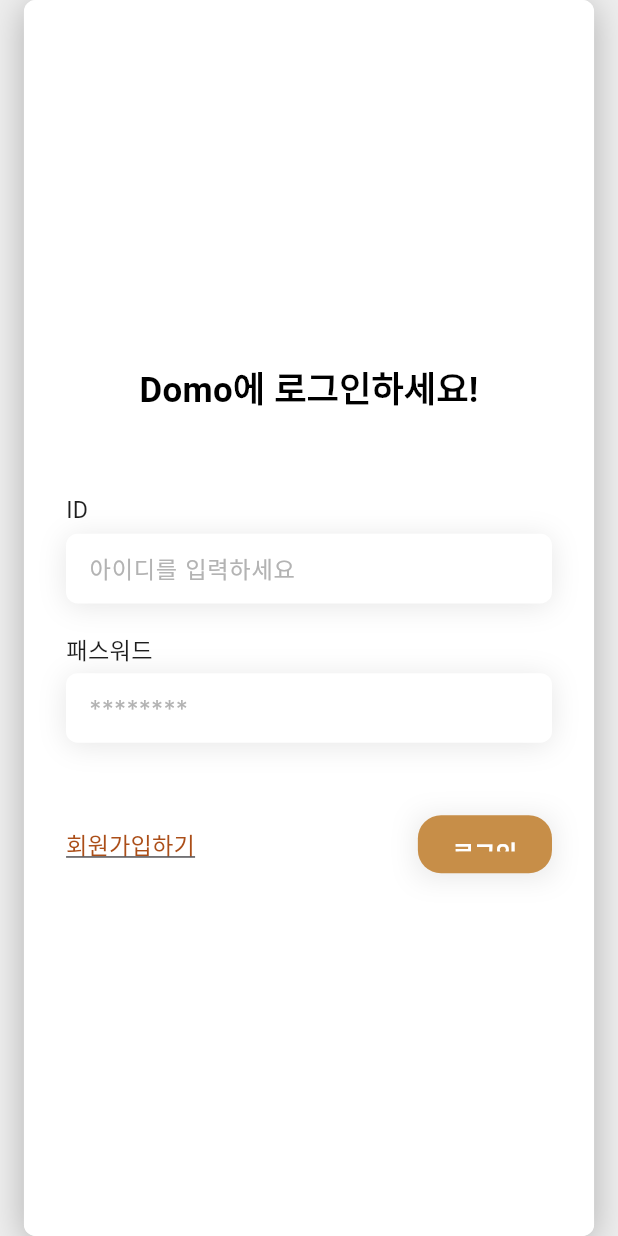
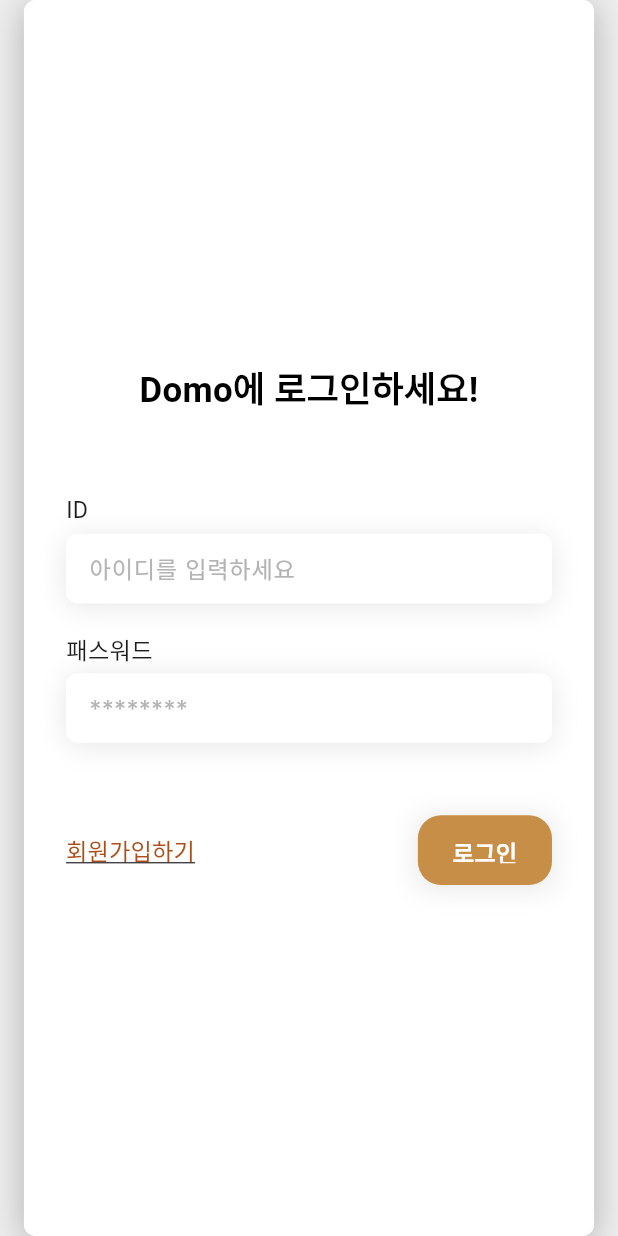
Before and after one commit to DoMo-next-contest/DoMo-Front, a Flutter app: the LoginPage screen opened by its route, on a phone screen of 412 x 824 dp. Run offline on Flutter 3.47's test engine with Material 3 defaults, Android fonts, the phone set to English and light mode, and no system bars; our stand-ins replace dotted_border, flutter_secure_storage, shared_preferences, table_calendar; missing offline and left inert: flutter_3d_controller, model_viewer_plus; accounts and stored records are empty; Roboto replaces fonts that are missing (Inter); statements that could not run were skipped.

Commit message:
login button fixv2

```diff
--- a/lib/screens/login/login_page.dart
+++ b/lib/screens/login/login_page.dart
@@ -108,7 +108,7 @@
                       // 6) 하단: 회원가입 텍스트 + 로그인 버튼
                       SizedBox(
                         width: double.infinity,
-                        height: 40,
+                        height: 48,
                         child: Row(
                           mainAxisAlignment: MainAxisAlignment.spaceBetween,
                           children: [
```
Also changed, not shown: 1 other file.
